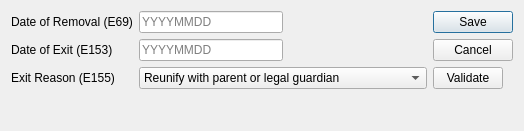
This is ui/ui_removal1993.ui in zstamper/AFCARS-AXE as Qt 5 draws it before an edit. The edited form follows.
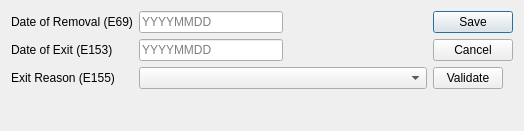
This is the edited form.

```diff
--- a/ui/ui_removal1993.ui
+++ b/ui/ui_removal1993.ui
@@ -90,6 +90,12 @@
      </item>
      <item row="2" column="1">
       <widget class="QComboBox" name="e155">
+       <property name="currentIndex">
+        <number>-1</number>
+       </property>
+       <property name="placeholderText">
+        <string>Select</string>
+       </property>
        <item>
         <property name="text">
          <string>Reunify with parent or legal guardian</string>
```
